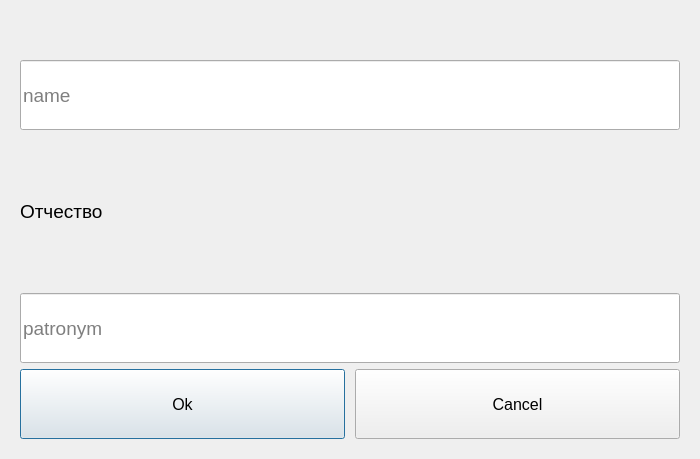
Qt form testschool/name input.ui (Natasha-rare/The-analysis-of-structure-and-dinamics-of-graduate-s-network-communities) before a commit; both pictures show x 0 to 700 and y 341 to 800 of the 700 by 800 pixel window.
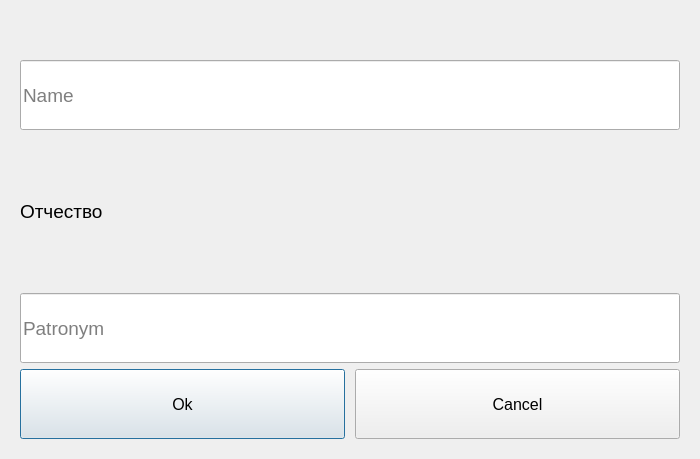
The same form after that commit.

```diff
--- a/testschool/name input.ui
+++ b/testschool/name input.ui
@@ -174,7 +174,7 @@
             <enum>QLineEdit::Normal</enum>
            </property>
            <property name="placeholderText">
-            <string>name</string>
+            <string>Name</string>
            </property>
            <property name="clearButtonEnabled">
             <bool>true</bool>
@@ -227,7 +227,7 @@
             <enum>QLineEdit::Normal</enum>
            </property>
            <property name="placeholderText">
-            <string>patronym</string>
+            <string>Patronym</string>
            </property>
            <property name="clearButtonEnabled">
             <bool>true</bool>
```
Left out of the diff: 2 changed lines with no effect on the pictures.
